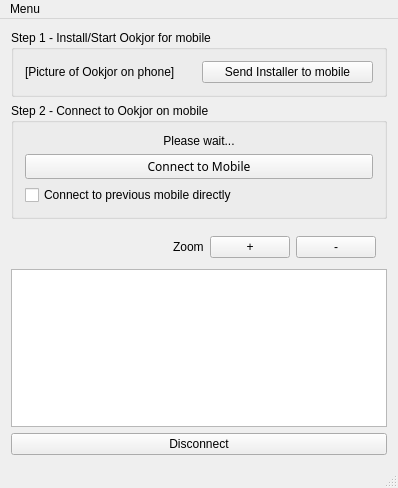
ykasidit/Ookjor, file bin_src/ookjorwindow.ui: the form before one commit.
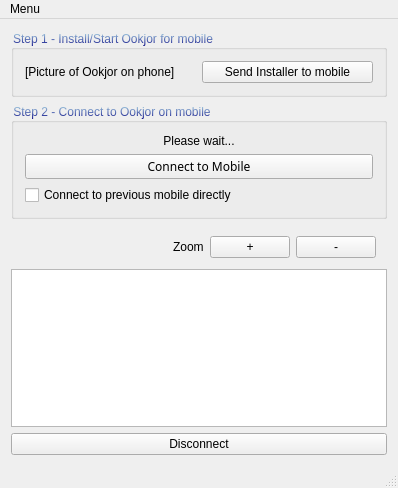
The form after the commit.

Commit message: using qgtkstyle

```diff
--- a/bin_src/ookjorwindow.ui
+++ b/bin_src/ookjorwindow.ui
@@ -20,7 +20,10 @@
    <string>Ookjor for S60</string>
   </property>
   <property name="styleSheet">
-   <string notr="true"/>
+   <string notr="true">QGroupBox {
+color: qlineargradient(x1: 0, y1: 0, x2: 0, y2: 1, stop: 0 lightblue, stop: 1 navy);
+}
+</string>
   </property>
   <widget class="QWidget" name="centralWidget">
    <property name="sizePolicy">
```
Left out of the diff: 2 changed lines with no effect on the pictures. The commit also changes 2 other files.
